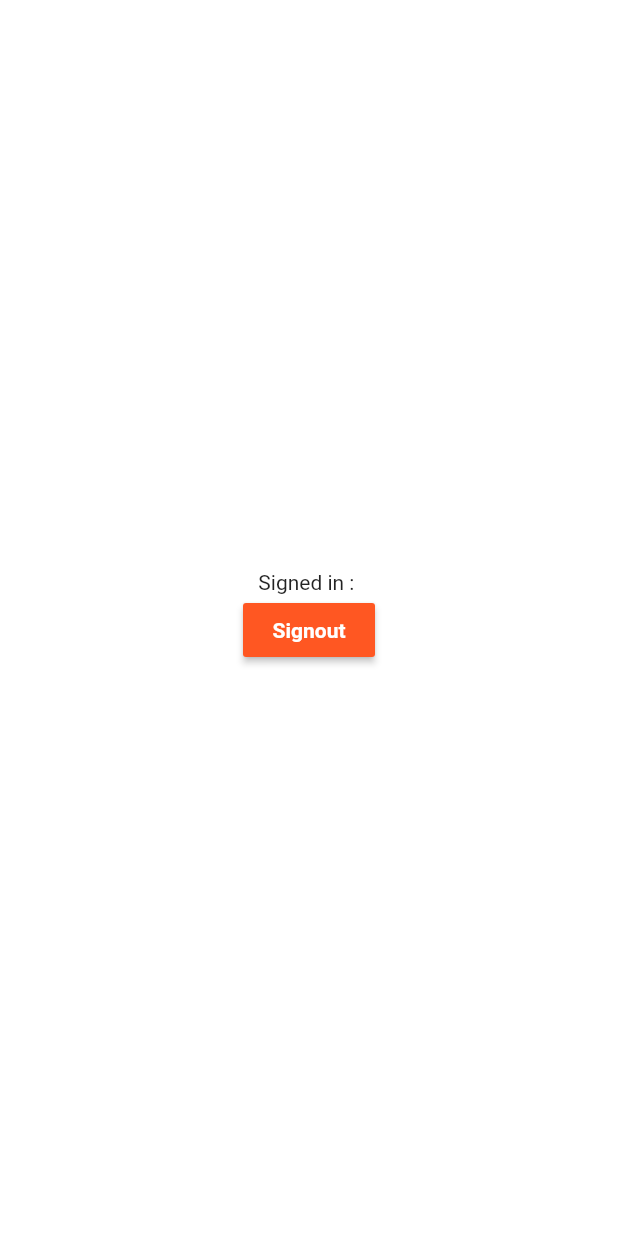
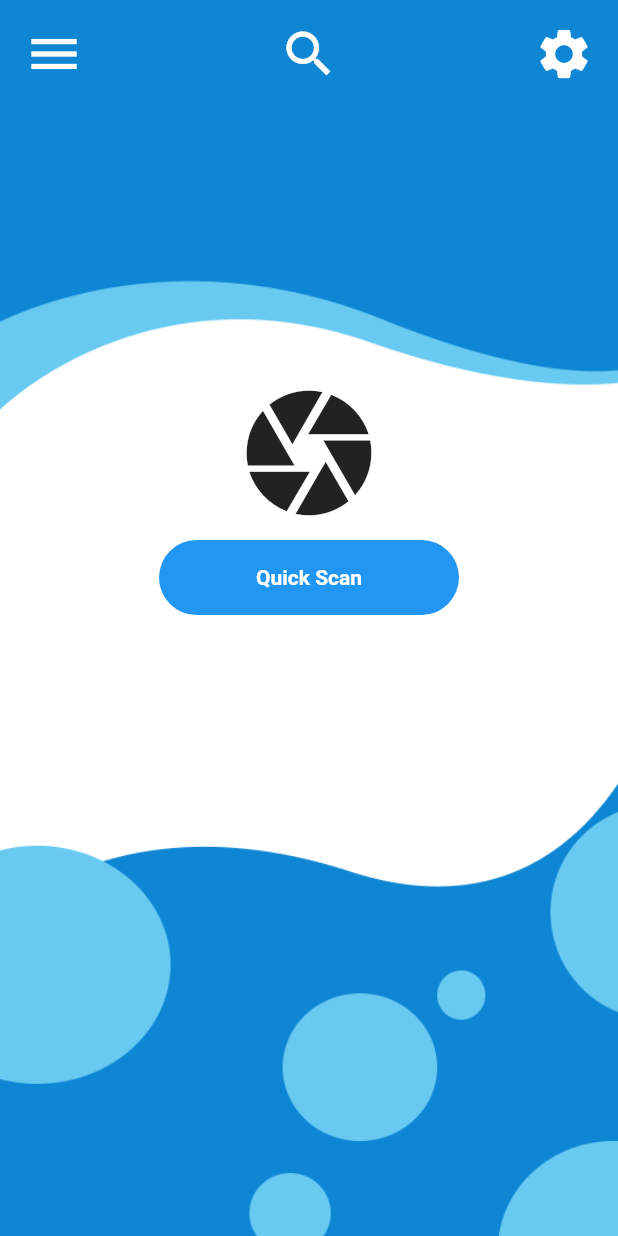
Before and after one commit to KameshDivantha/Mosquito-app, a Flutter app: the screen it shows once a user with an empty profile is signed in, on a phone screen of 412 x 824 dp. Run offline on Flutter 3.47's test engine with Material 2 defaults, Android fonts, the phone set to English and light mode, and no system bars; our stand-ins replace firebase_auth, firebase_core, loading_animation_widget; accounts and stored records are empty.

Commit message:
create the home ui

```diff
--- a/lib/Screens/Home/components/home_body.dart
+++ b/lib/Screens/Home/components/home_body.dart
@@ -2,34 +2,69 @@ import 'package:firebase_auth/firebase_auth.dart';
 import 'package:flutter/material.dart';
 import 'package:loading_animation_widget/loading_animation_widget.dart';
 import 'package:mosquito_idnetifer/Screens/Welcome/welcome_screen.dart';
+import 'package:mosquito_idnetifer/Widgets/custom_button.dart';
 
 class HomeBody extends StatelessWidget {
   const HomeBody({super.key});
 
   @override
   Widget build(BuildContext context) {
+    Size size = MediaQuery.of(context).size;
     final user = FirebaseAuth.instance.currentUser!;
     return Scaffold(
-      body: Center(
+        body: Stack(
+      alignment: Alignment.center,
+      children: <Widget>[
+        Positioned(
+            top: 0,
+            child: Image.asset(
+              "assets/images/Frame3.jpg",
+              width: size.width * 1,
+            )),
+        SafeArea(
           child: Column(
-        mainAxisAlignment: MainAxisAlignment.center,
-        children: [
-          Text("Signed in : " + user.email!),
-          MaterialButton(
-            onPressed: (() {
-              FirebaseAuth.instance.signOut();
-              Navigator.pushReplacement(context,
-                  MaterialPageRoute(builder: (context) => WelcomeScreen()));
-            }),
-            color: Colors.deepOrange,
-            child: Text(
-              "Signout",
-              style:
-                  TextStyle(fontWeight: FontWeight.bold, color: Colors.white),
-            ),
-          )
-        ],
-      )),
-    );
+            children: [
+              Padding(
+                padding: const EdgeInsets.all(16.0),
+                child: Row(
+                  children: [
+                    Icon(
+                      Icons.menu,
+                      size: 40,
+                      color: Colors.white,
+                    ),
+                    Spacer(),
+                    Icon(
+                      Icons.search,
+                      size: 40,
+                      color: Colors.white,
+                    ),
+                    Spacer(),
+                    Icon(
+                      Icons.settings,
+                      size: 40,
+                      color: Colors.white,
+                    )
+                  ],
+                ),
+              ),
+              SizedBox(
+                height: 180,
+              ),
+              Icon(
+                Icons.camera,
+                size: 100,
+              ),
+              CustomButton(
+                buttonText: "Quick Scan",
+                textColor: Colors.white,
+                onPressed: () {},
+                buttonColor: Colors.blue,
+              )
+            ],
+          ),
+        )
+      ],
+    ));
   }
 }
```
Also changed, not shown: lib/Screens/Location/location_Screen.dart (deleted, +0 -11 lines), assets/images/Frame3.jpg (added), lib/Screens/Location/components/location_body.dart (deleted).
